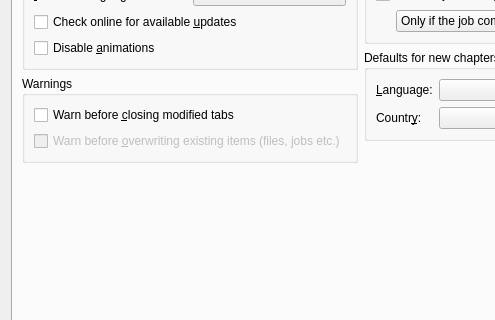
Above: src/mkvtoolnix-gui/forms/main_window/preferences_dialog.ui from jpsdr/MKVToolnix-Windows-7 before the change; both pictures show x 0 to 495 and y 91 to 411 of the 900 by 648 pixel window. Below: the same form after it.
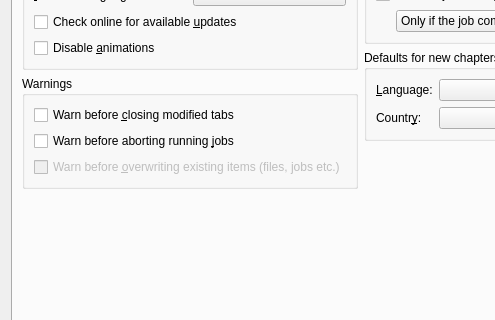
That is the form after the change. Icons and pictures are not drawn. Custom widgets are drawn as their Qt base class.

Commit message:
GUI: add option for turning off the »abort running job« confirmations
Part of the implementation of #1238.

What changed in the file:
```diff
--- a/src/mkvtoolnix-gui/forms/main_window/preferences_dialog.ui
+++ b/src/mkvtoolnix-gui/forms/main_window/preferences_dialog.ui
@@ -79,6 +79,13 @@
               </property>
              </widget>
             </item>
+            <item>
+             <widget class="QCheckBox" name="cbGuiWarnBeforeAbortingJobs">
+              <property name="text">
+               <string>Warn before aborting running &amp;jobs</string>
+              </property>
+             </widget>
+            </item>
             <item>
              <widget class="QCheckBox" name="cbGuiWarnBeforeOverwriting">
               <property name="enabled">
```
Left out of the diff: 3 changed lines with no effect on the pictures. The commit also changes 6 other files.
